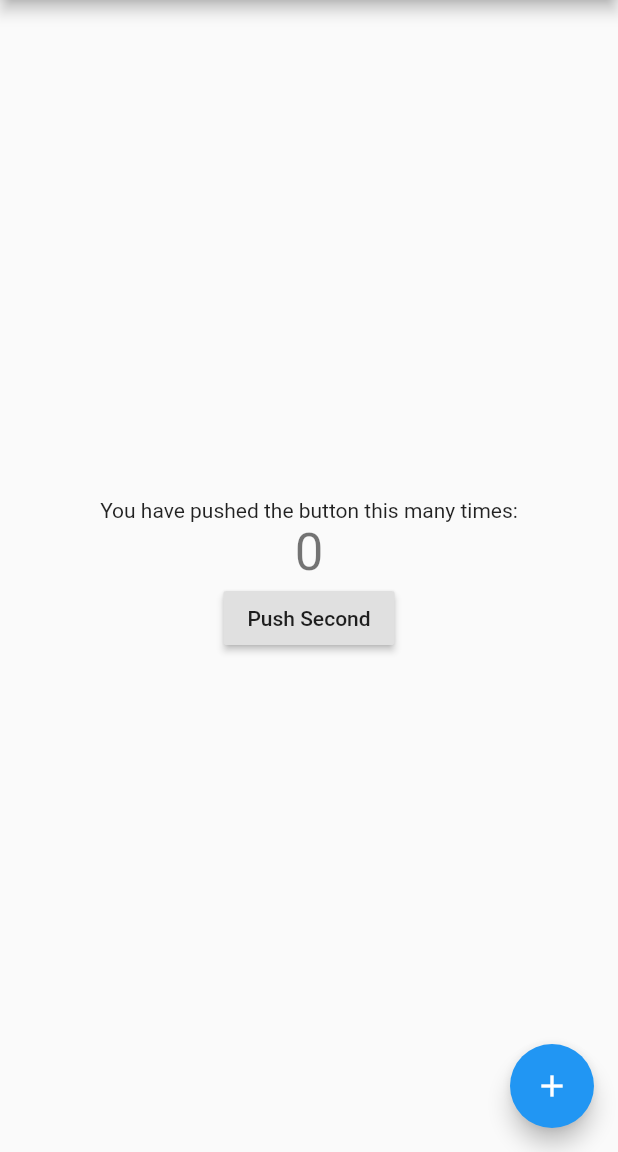
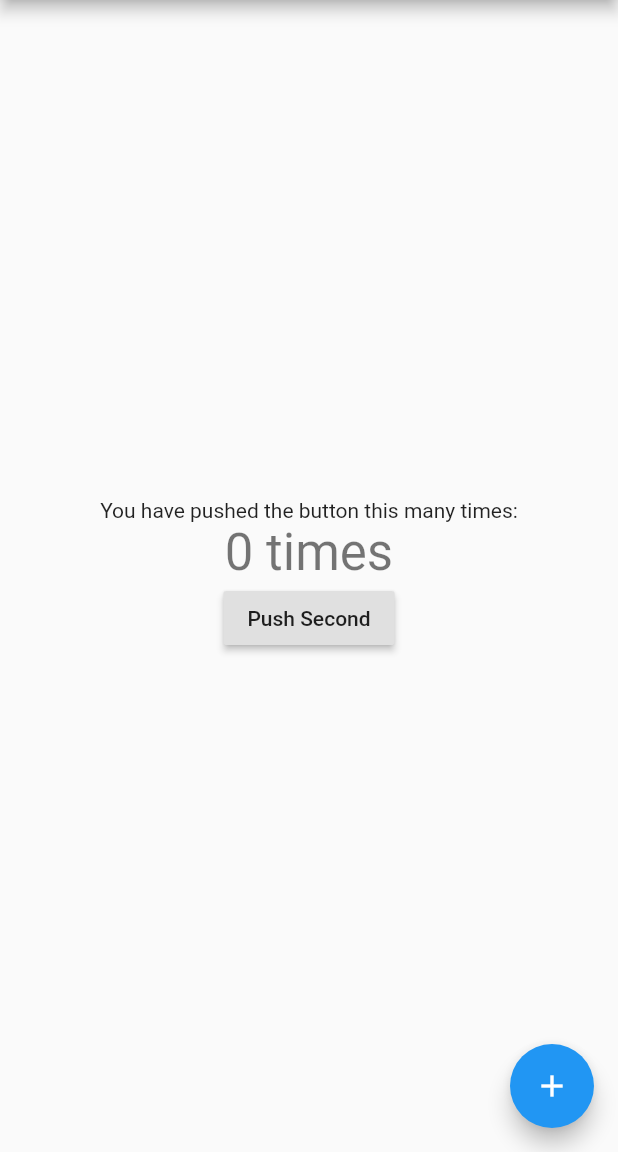
Before and after one commit to Tecco/flutter-app-first, a Flutter app: the screen it shows after launch, on a phone screen of 412 x 824 dp, the part 84-1236 px from its top. Run offline on Flutter 3.47's test engine with Material 2 defaults, Android fonts, the phone set to English and light mode, and no system bars.

Commit message:
Collection-ifの実装

```diff
--- a/lib/main.dart
+++ b/lib/main.dart
@@ -172,9 +172,14 @@ class _MyHomePageState extends State<MyHomePage> {
               'You have pushed the button this many times:',
             ),
             Text(
-              '$_counter',
+              '$_counter times',
               style: Theme.of(context).textTheme.headline4,
             ),
+            if (_counter >= 3)
+              Text(
+                'yeahh',
+                style: Theme.of(context).textTheme.headline6,
+              ),
             RaisedButton(
               onPressed: () async {
                 var message = await Navigator.push(
```
